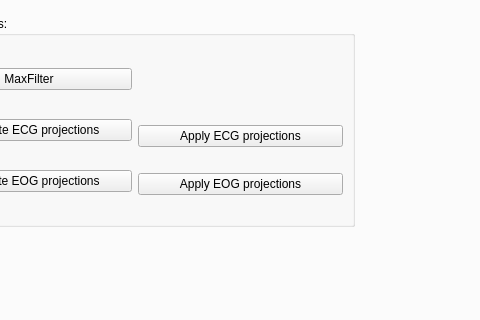
Before: the Qt Designer form hoksotin/ui/qt4Designer/UIehdotus11.ui in cibr-jyu/meggie, drawn with Qt 5; both pictures show x 107 to 587 and y 267 to 587 of the 892 by 701 pixel window.
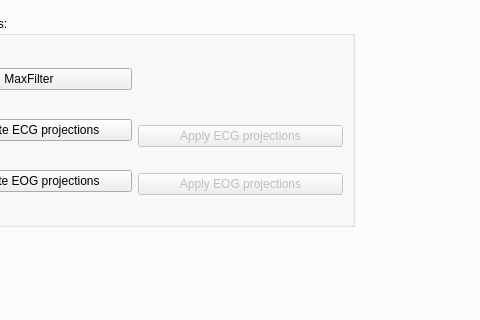
After: the same form once the commit is applied. The open tabs and pages were chosen to show the change.

What changed in the file:
```diff
--- a/hoksotin/ui/qt4Designer/UIehdotus11.ui
+++ b/hoksotin/ui/qt4Designer/UIehdotus11.ui
@@ -571,6 +571,9 @@
                </item>
                <item>
                 <widget class="QPushButton" name="pushButtonApplyECG">
+                 <property name="enabled">
+                  <bool>false</bool>
+                 </property>
                  <property name="text">
                   <string>Apply ECG projections</string>
                  </property>
@@ -591,6 +594,9 @@
                </item>
                <item>
                 <widget class="QPushButton" name="pushButtonApplyEOG">
+                 <property name="enabled">
+                  <bool>false</bool>
+                 </property>
                  <property name="text">
                   <string>Apply EOG projections</string>
                  </property>
```
